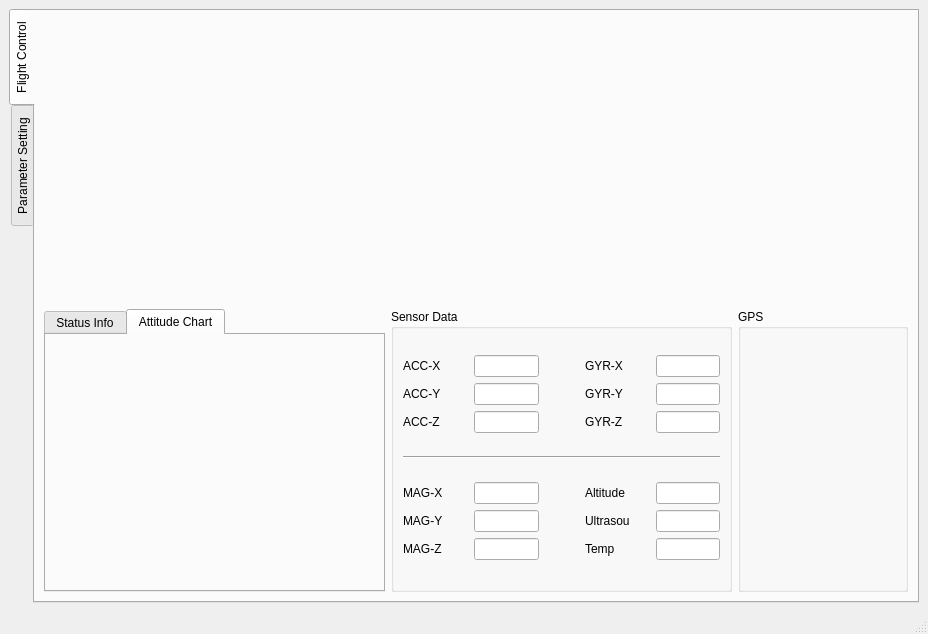
Tony-Btian/SkyPulseUAV, file SkyPulseUAV_GroundStation/mainwindow.ui: the form before one commit.
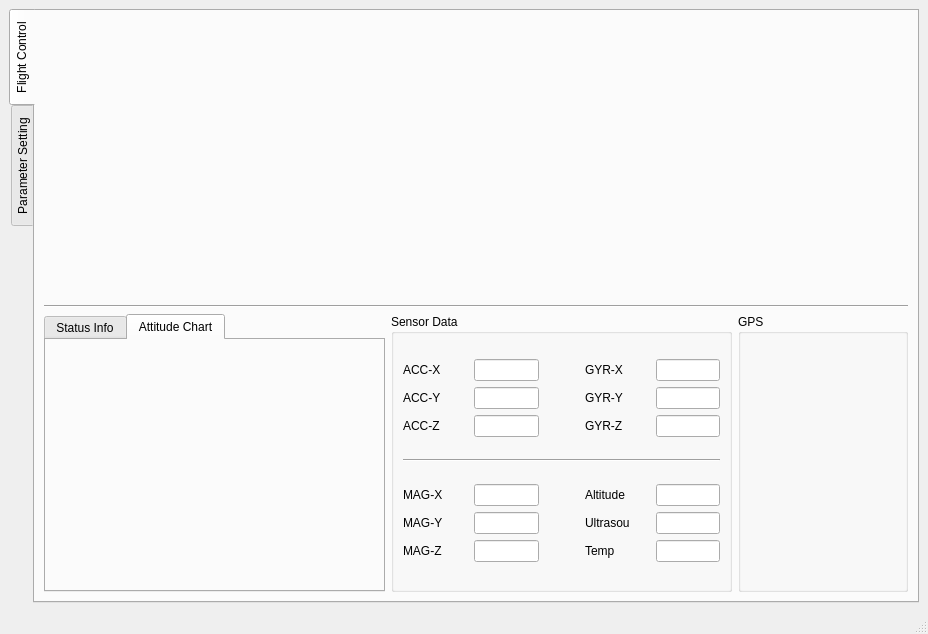
The form after the commit. The open tabs and pages were chosen to show the change. Icons and pictures are not drawn. Custom widgets are drawn as their Qt base class.

```diff
--- a/SkyPulseUAV_GroundStation/mainwindow.ui
+++ b/SkyPulseUAV_GroundStation/mainwindow.ui
@@ -29,7 +29,7 @@
        </attribute>
        <layout class="QGridLayout" name="gridLayout_2">
         <item row="0" column="0">
-         <layout class="QVBoxLayout" name="verticalLayout" stretch="1,1">
+         <layout class="QVBoxLayout" name="verticalLayout" stretch="1,0,1">
           <item>
            <layout class="QHBoxLayout" name="horizontalLayout_AnimationDisplay">
             <item>
@@ -44,6 +44,13 @@
             </item>
            </layout>
           </item>
+          <item>
+           <widget class="Line" name="line_2">
+            <property name="orientation">
+             <enum>Qt::Horizontal</enum>
+            </property>
+           </widget>
+          </item>
           <item>
            <layout class="QHBoxLayout" name="horizontalLayout" stretch="2,2,1">
             <item>
```
Left out of the diff: 2 changed lines with no effect on the pictures.
